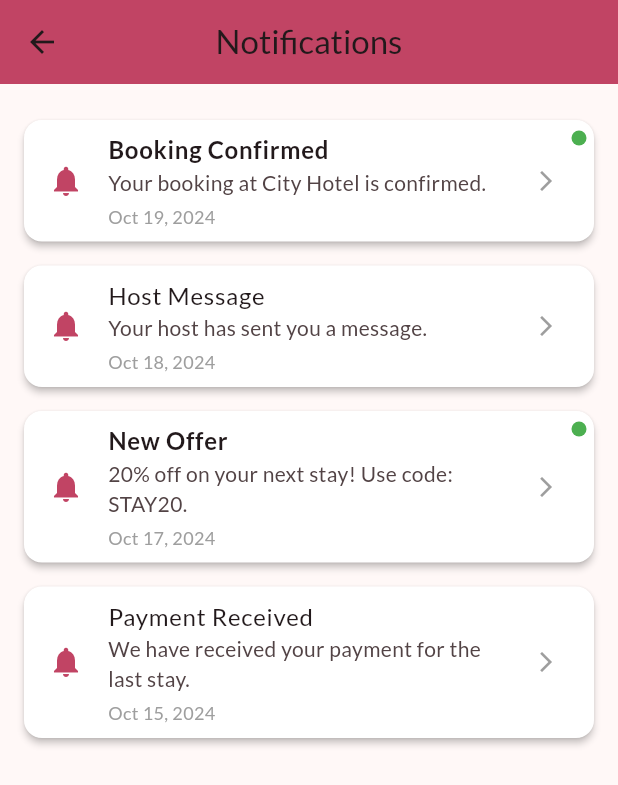
After one commit to sank4lp55/rent_home, a Flutter app: the NotificationsScreen screen opened directly, on a phone screen of 412 x 824 dp. The commit adds this screen. Shown: the top 785 px of the screen. Run offline on Flutter 3.47's test engine with Material 3 defaults, Android fonts, the phone set to English and light mode, and no system bars; our stand-ins replace cached_network_image, carousel_slider, file_picker, geolocator, google_fonts, google_maps_flutter and 3 more; missing offline and left inert: fbroadcast; network calls fail.

Commit message:
notification-screen init

```diff
--- a/lib/screens/Home/homescreen.dart
+++ b/lib/screens/Home/homescreen.dart
@@ -1,7 +1,9 @@
 import 'dart:ui';
 import 'package:cached_network_image/cached_network_image.dart';
+import 'package:flutter/cupertino.dart';
 import 'package:flutter/material.dart';
 import 'package:rent_home/screens/Home/map_screen.dart';
+import 'package:rent_home/screens/notification_screen.dart';
 import 'package:rent_home/widgets/custom_drawer.dart';
 import 'package:rent_home/widgets/slanted_container.dart';
 import 'package:rent_home/widgets/story_item.dart';
@@ -174,7 +176,11 @@ class _HomescreenState extends State<Homescreen> {
                     // ),
                     Expanded(child: Container()),
                     Padding(
-                      padding: const EdgeInsets.all(8.0),
+                      padding:  EdgeInsets.all(8.0),
+                      child: InkWell(
+                        onTap: (){
+                          Navigator.push(context, CupertinoPageRoute(builder: (BuildContext context)=>NotificationsScreen()));
+                        },
                         child: Container(
                           height: 40,
                           width: 40,
@@ -186,6 +192,7 @@ class _HomescreenState extends State<Homescreen> {
                             Icons.notifications,
                             color: Colors.white,
                           )),
+                        ),
                       ),
                     ),
                   ],
--- /dev/null
+++ b/lib/screens/notification_screen.dart
@@ -0,0 +1,105 @@
+import 'package:flutter/material.dart';
+
+class NotificationsScreen extends StatelessWidget {
+  final List<Map<String, dynamic>> notifications = [
+    {
+      'title': 'Booking Confirmed',
+      'message': 'Your booking at City Hotel is confirmed.',
+      'date': 'Oct 19, 2024',
+      'isRead': false,
+    },
+    {
+      'title': 'Host Message',
+      'message': 'Your host has sent you a message.',
+      'date': 'Oct 18, 2024',
+      'isRead': true,
+    },
+    {
+      'title': 'New Offer',
+      'message': '20% off on your next stay! Use code: STAY20.',
+      'date': 'Oct 17, 2024',
+      'isRead': false,
+    },
+    {
+      'title': 'Payment Received',
+      'message': 'We have received your payment for the last stay.',
+      'date': 'Oct 15, 2024',
+      'isRead': true,
+    },
+  ];
+
+  @override
+  Widget build(BuildContext context) {
+    return Scaffold(
+      appBar: AppBar(
+        title: const Text('Notifications'),
+        centerTitle: true,
+        backgroundColor: Theme.of(context).primaryColor,
+      ),
+      body: ListView.builder(
+        padding: const EdgeInsets.all(16),
+        itemCount: notifications.length,
+        itemBuilder: (context, index) {
+          final notification = notifications[index];
+
+          return Stack(
+            children: [
+              Card(
+                elevation: 2.0,
+                margin: const EdgeInsets.symmetric(vertical: 8),
+                color: Colors.white,
+                child: ListTile(
+                  leading: Icon(
+                    Icons.notifications,
+                    color: Theme.of(context).primaryColor,
+                  ),
+                  title: Text(
+                    notification['title'],
+                    style: TextStyle(
+                      fontWeight: notification['isRead']
+                          ? FontWeight.normal
+                          : FontWeight.bold,
+                    ),
+                  ),
+                  subtitle: Column(
+                    crossAxisAlignment: CrossAxisAlignment.start,
+                    children: [
+                      Text(notification['message']),
+                      const SizedBox(height: 4),
+                      Text(
+                        notification['date'],
+                        style: const TextStyle(fontSize: 12, color: Colors.grey),
+                      ),
+                    ],
+                  ),
+                  trailing: const Icon(
+                    Icons.arrow_forward_ios,
+                    size: 16,
+                    color: Colors.grey,
+                  ),
+                  onTap: () {
+                    // Define what happens when a notification is clicked
+                  },
+                ),
+              ),
+              // Green dot for unread notifications
+              if (!notification['isRead'])
+                Positioned(
+                  right: 5,
+                  top: 15,
+                  child: Container(
+                    width: 10,
+                    height: 10,
+                    decoration: const BoxDecoration(
+                      color: Colors.green,
+                      shape: BoxShape.circle,
+                    ),
+                  ),
+                ),
+            ],
+          );
+        },
+      ),
+    );
+  }
+}
```
Lines whose indentation alone changed are shown as unchanged.
